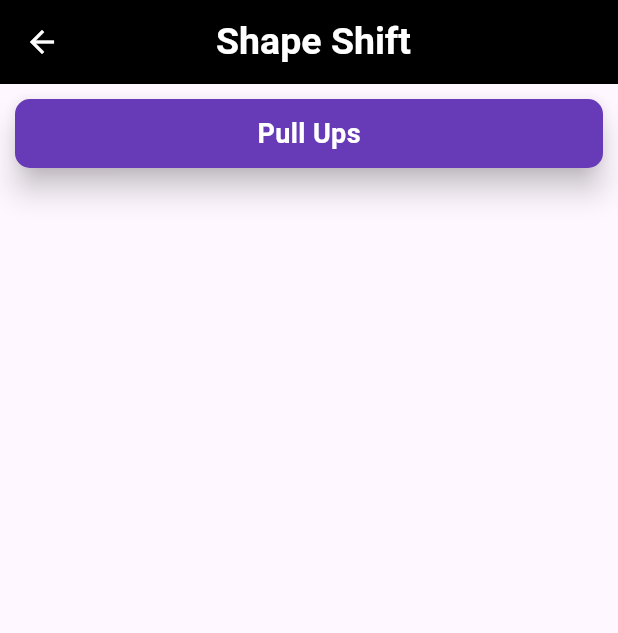
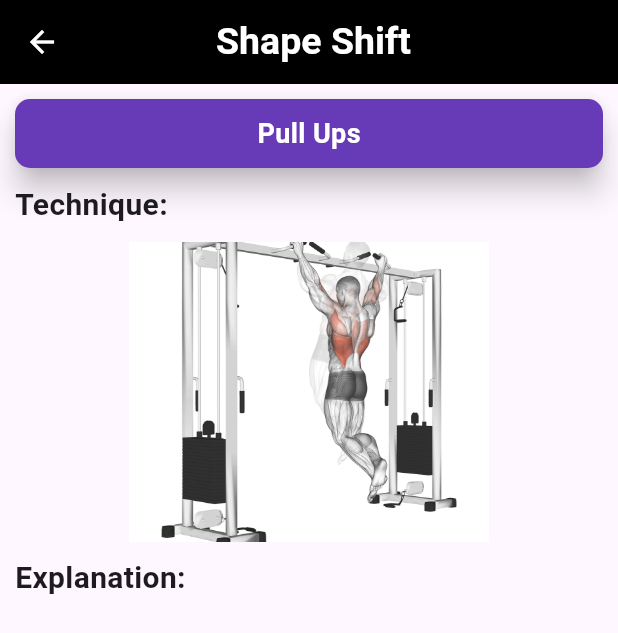
Before and after one commit to ReinoRabbit/personal_project, a Flutter app: the PullupPage screen opened directly, on a phone screen of 412 x 824 dp. Shown: the top 633 px of the screen. Run offline on Flutter 3.47's test engine with Material 3 defaults, Android fonts, the light colour scheme and no system bars; our stand-ins replace firebase_auth, firebase_core; accounts and stored records are empty.

Commit message:
Added gif resources and started building pages

```diff
--- a/lib/ui/pullups_page.dart
+++ b/lib/ui/pullups_page.dart
@@ -1,4 +1,5 @@
 import 'package:flutter/material.dart';
+import 'package:personal_project/components/logo_image.dart';
 
 class PullupPage extends StatefulWidget {
   const PullupPage({super.key});
@@ -23,12 +24,12 @@
           iconTheme: const IconThemeData(color: Colors.white),
         ),
 
-        body: const SingleChildScrollView(
+        body: SingleChildScrollView(
         child: Column(
             crossAxisAlignment: CrossAxisAlignment.start,
             children: <Widget>[
 
-              Padding(
+              const Padding(
                 padding: EdgeInsets.all(6.0),
                 child: SizedBox(
                   width: double.infinity, // Set width to 100%
@@ -55,9 +56,36 @@
                 ),
               ),
 
-              // list of programs below
+              // content below
 
+              const Padding(
+                padding: EdgeInsets.only(left: 10),
+                child: Text("Technique:",
+                  style: TextStyle(
+                    fontSize: 20,
+                    fontWeight: FontWeight.bold,
+                  ),
+                ),
+              ),
 
+              const SizedBox(height: 10,),
+
+              Center(child: SizedBox(
+                height: 200,
+                child: logoWidget("lib/images/pullupgif.gif")
+              ,)),
+
+              const SizedBox(height: 10,),
+
+              const Padding(
+                padding: EdgeInsets.only(left: 10),
+                child: Text("Explanation:",
+                  style: TextStyle(
+                    fontSize: 20,
+                    fontWeight: FontWeight.bold,
+                  ),
+                ),
+              ),
 
             ],
           ),
```
Also changed, not shown: lib/images/benchgif.gif (added), lib/images/deadliftgif.gif (added), lib/images/dipsgif.gif (added), lib/images/homer.gif (added), lib/images/lungegif.gif (added), lib/images/overheadgif.gif (added), lib/images/pullupgif.gif (added), lib/images/rowsgif.gif (added), lib/images/squatgif.gif (added).
